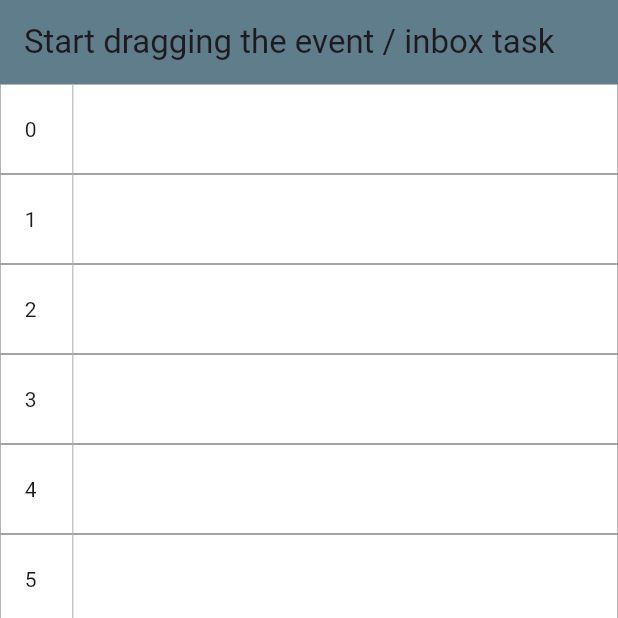
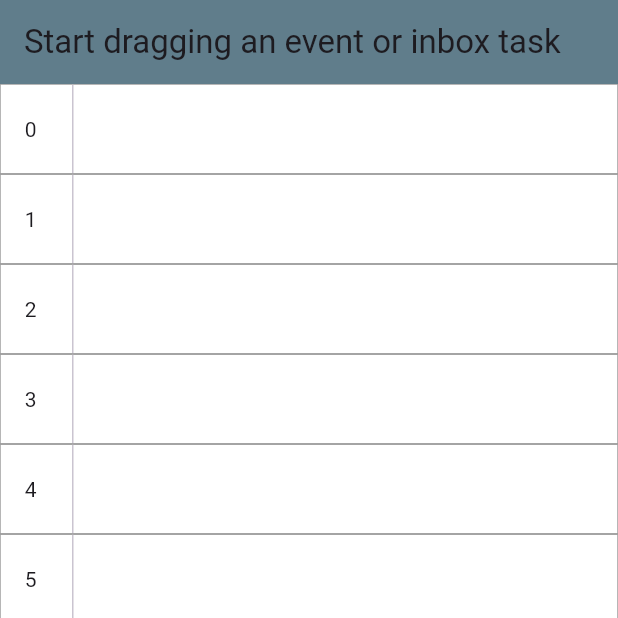
Before and after one commit to josephjebin/DragAndDropPrototype, a Flutter app: the screen it shows after launch, on a phone screen of 412 x 824 dp, the top half of it. Run offline on Flutter 3.47's test engine with Material 3 defaults, Android fonts, the phone set to English and light mode, and no system bars.

Commit message:
cleaned up main

```diff
--- a/lib/main.dart
+++ b/lib/main.dart
@@ -20,8 +20,9 @@ class _DragprototypeState extends State<Dragprototype> {
   List<Plan> plans = <Plan>[
     Plan(title: "wake up", start: DateTime(2024, 9, 18, 7, 30), duration: 120)
   ];
-  String appBarText = "Start dragging the event / inbox task";
+  String appBarText = "Start dragging an event or inbox task";
   final keyText = GlobalKey();
+  //position of the calendar
   double calendarVerticalOffset = 0.0;
 
   @override
@@ -35,7 +36,6 @@ class _DragprototypeState extends State<Dragprototype> {
         final box = keyText.currentContext?.findRenderObject() as RenderBox;
         setState(() {
           calendarVerticalOffset = box.localToGlobal(Offset.zero).dy;
-          print(calendarVerticalOffset);
         });
       });
 
@@ -81,7 +81,6 @@ class _DragprototypeState extends State<Dragprototype> {
                   top: (plans.first.minutesFromMidnight - minutesScrolled)
                       .toDouble(),
                   left: sidebarWidth + 25,
-                  height: plans.first.duration.toDouble(),
                   setAppBarText: (value) {
                     setState(() {
                       appBarText = value;
@@ -110,11 +109,11 @@ class Plan {
   }
 }
 
-//Calendar draggables don't need to calculate height from the top of the calendar - it already has an associated time,
+//Calendar draggables don't need to calculate distance from the top of the calendar - it already has an associated time,
 //so we only need to worry about how much the calendar draggable is dragged.
 class CalendarDraggable extends StatelessWidget {
   Plan plan;
-  double top, left, height, width = 315.0;
+  double top, left, width = 315.0;
   final ValueSetter<String> setAppBarText;
 
   CalendarDraggable(
@@ -122,7 +121,6 @@ class CalendarDraggable extends StatelessWidget {
       required this.plan,
       required this.top,
       required this.left,
-      required this.height,
       required this.setAppBarText});
 
   @override
@@ -132,7 +130,6 @@ class CalendarDraggable extends StatelessWidget {
       left: left,
       child: CalendarLongPressDraggable(
         plan: plan,
-        height: height,
         width: width,
         top: top,
         setAppBarText: setAppBarText,
@@ -145,13 +142,11 @@ class CalendarLongPressDraggable extends StatefulWidget {
   const CalendarLongPressDraggable(
       {super.key,
       required this.plan,
-      required this.height,
       required this.width,
       required this.top,
       required this.setAppBarText});
 
   final Plan plan;
-  final double height;
   final double width;
   final double top;
   final ValueSetter<String> setAppBarText;
@@ -163,14 +158,10 @@ class CalendarLongPressDraggable extends StatefulWidget {
 
 class _CalendarLongPressDraggableState
     extends State<CalendarLongPressDraggable> {
-  var feedbackOffset = Offset.zero;
   var _deltaFiveMinuteIncrements = 0;
 
   Offset calendarDragAnchorStrategy(BuildContext context, Offset position) {
     final RenderBox renderObject = context.findRenderObject()! as RenderBox;
-    setState(() {
-      feedbackOffset = position;
-    });
     return renderObject.globalToLocal(position);
   }
 
@@ -197,15 +188,12 @@ class _CalendarLongPressDraggableState
               .add(Duration(minutes: 5 * deltaFiveMinuteIncrements));
           widget.setAppBarText(
               'update start time to: ${newStartTime.hour}:${newStartTime.minute}');
-          setState(() {
-            _deltaFiveMinuteIncrements = deltaFiveMinuteIncrements;
-          });
         },
         childWhenDragging: Opacity(
           opacity: .7,
           child: ScheduledContainer(
             title: widget.plan.title,
-            height: widget.height,
+            height: widget.plan.duration.toDouble(),
             width: widget.width,
             start: widget.plan.start,
             duration: widget.plan.duration,
@@ -213,7 +201,7 @@ class _CalendarLongPressDraggableState
         ),
         child: ScheduledContainer(
           title: widget.plan.title,
-          height: widget.height,
+          height: widget.plan.duration.toDouble(),
           width: widget.width,
           start: widget.plan.start,
           duration: widget.plan.duration,
```
